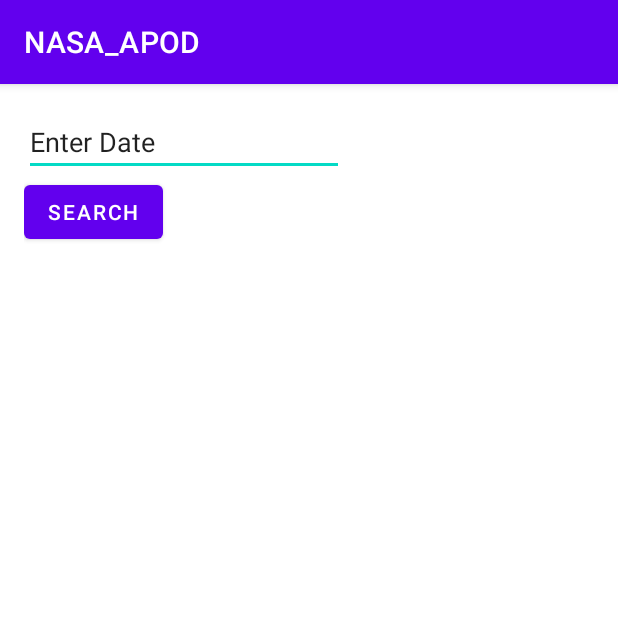
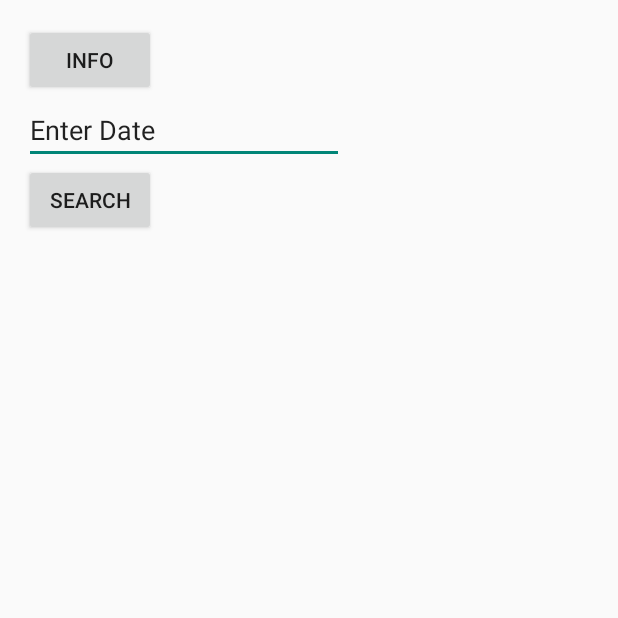
Before and after one commit to STEFAN10085288/NASA_APOD, an Android app: the screen it shows after launch (MainActivity), on a phone screen of 412 x 824 dp, the top half of it. Run offline under Robolectric (Android 15) with nearby library versions, the phone set to English and light mode, and no system bars; pictures from the network do not load.

Commit message:
Added info page Splash screen

```diff
--- a/app/src/main/java/com/example/nasa_apod/MainActivity.kt
+++ b/app/src/main/java/com/example/nasa_apod/MainActivity.kt
@@ -1,5 +1,6 @@
 package com.example.nasa_apod
 
+import android.content.Intent
 import androidx.appcompat.app.AppCompatActivity
 import android.os.Bundle
 import android.os.Looper
@@ -19,15 +20,24 @@ class MainActivity : AppCompatActivity() {
 
     val APODDate :String = ""
     private lateinit var  searchBtn : Button
+    private lateinit var  infoBtn : Button
     private lateinit var  edtSearchedDate : EditText
     private lateinit var searchDate :String
+
     override fun onCreate(savedInstanceState: Bundle?) {
         super.onCreate(savedInstanceState)
         setContentView(R.layout.activity_main)
 
+
+
+        infoBtn = findViewById(R.id.btnGetHelp)
         searchBtn = findViewById(R.id.btnGetSelectedAPODDate)
         edtSearchedDate = findViewById(R.id.edtAPODDate)
 
+
+        infoBtn.setOnClickListener {
+            startActivity(Intent(this,helpScreen::class.java))
+        }
 
         searchBtn.setOnClickListener {
             searchDate = edtSearchedDate.text.toString()
--- /dev/null
+++ b/app/src/main/java/com/example/nasa_apod/splahScreen.kt
@@ -0,0 +1,33 @@
+package com.example.nasa_apod
+
+import android.content.Intent
+import androidx.appcompat.app.AppCompatActivity
+import android.os.Bundle
+import android.widget.ImageView
+import com.bumptech.glide.Glide
+
+class splahScreen : AppCompatActivity() {
+
+    private  val SPLASH_Delay : Long =3000
+
+    override fun onCreate(savedInstanceState: Bundle?) {
+        super.onCreate(savedInstanceState)
+        setContentView(R.layout.activity_splah_screen)
+
+        showSplashScreen()
+        android.os.Handler().postDelayed({
+            startActivity(Intent(this,MainActivity::class.java))
+            finish()
+        },SPLASH_Delay)
+
+
+    }
+    fun showSplashScreen(){
+        val imageView: ImageView  = findViewById(R.id.gifImageView)
+        Glide.with(this).load(R.drawable.astronaut).into(imageView)
+    }
+
+
+
+
+}
--- /dev/null
+++ b/app/src/main/res/drawable/splashgif.xml
@@ -0,0 +1,4 @@
+<?xml version="1.0" encoding="utf-8"?>
+<selector xmlns:android="http://schemas.android.com/apk/res/android">
+
+</selector>
--- a/app/src/main/res/layout/activity_main.xml
+++ b/app/src/main/res/layout/activity_main.xml
@@ -7,13 +7,20 @@
     android:padding="16dp">
 
 
+    <Button
+        android:id="@+id/btnGetHelp"
+        android:layout_width="wrap_content"
+        android:layout_height="wrap_content"
+        android:text="Info" />
+
     <EditText
         android:id="@+id/edtAPODDate"
         android:layout_width="wrap_content"
         android:layout_height="wrap_content"
         android:ems="10"
         android:inputType="text"
-        android:text="Enter Date" />
+        android:text="Enter Date"
+        android:layout_below="@id/btnGetHelp"/>
 
     <Button
         android:id="@+id/btnGetSelectedAPODDate"
@@ -41,6 +48,7 @@
         android:layout_width="wrap_content"
         android:layout_height="wrap_content"
         android:layout_below="@id/dateTextView"
+
         />
 
 
--- a/app/src/main/res/values-night/themes.xml
+++ b/app/src/main/res/values-night/themes.xml
@@ -1,6 +1,6 @@
 <resources xmlns:tools="http://schemas.android.com/tools">
     <!-- Base application theme. -->
-    <style name="Theme.NASA_APOD" parent="Theme.MaterialComponents.DayNight.DarkActionBar">
+    <style name="Theme.NASA_APOD" parent="Theme.MaterialComponents.DayNight.NoActionBar">
         <!-- Primary brand color. -->
         <item name="colorPrimary">@color/purple_200</item>
         <item name="colorPrimaryVariant">@color/purple_700</item>
--- a/app/src/main/res/values/themes.xml
+++ b/app/src/main/res/values/themes.xml
@@ -1,6 +1,6 @@
 <resources xmlns:tools="http://schemas.android.com/tools">
     <!-- Base application theme. -->
-    <style name="Theme.NASA_APOD" parent="Theme.MaterialComponents.DayNight.DarkActionBar">
+    <style name="Theme.NASA_APOD" parent="Theme.MaterialComponents.DayNight.NoActionBar.Bridge">
         <!-- Primary brand color. -->
         <item name="colorPrimary">@color/purple_500</item>
         <item name="colorPrimaryVariant">@color/purple_700</item>
```
Also changed, not shown: app/src/main/AndroidManifest.xml (+7 -0 lines), app/src/main/java/com/example/nasa_apod/helpScreen.kt (added, +11 -0 lines), app/src/main/res/layout/activity_help_screen.xml (added, +39 -0 lines), app/src/main/res/layout/activity_splah_screen.xml (added, +21 -0 lines), app/src/main/res/drawable/astronaut.gif (added), 1 other file.
